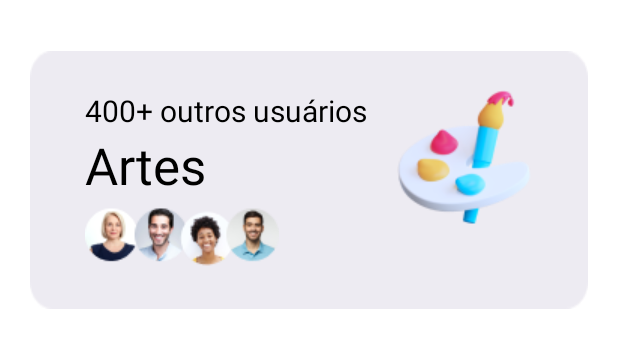
After one commit to AndreSntos/KnowU, an Android app: the layout list_item_interests.xml on its own in the app's theme, with its tools: preview values and no code run, on a phone screen of 412 x 824 dp. The commit adds this screen. Shown: the top 348 px of the screen. Run offline under Robolectric (Android 15) with nearby library versions, the phone set to English and light mode, and no system bars.

Commit message:
feat:insert screens and class about interests

```diff
--- /dev/null
+++ b/Front End/app/src/main/res/layout/list_item_interests.xml
@@ -0,0 +1,94 @@
+<?xml version="1.0" encoding="utf-8"?>
+<FrameLayout xmlns:android="http://schemas.android.com/apk/res/android"
+    xmlns:app="http://schemas.android.com/apk/res-auto"
+    android:layout_width="match_parent"
+    android:layout_height="wrap_content"
+    android:orientation="vertical">
+
+    <TextView
+        android:id="@+id/tvIdInteresses"
+        android:layout_width="wrap_content"
+        android:layout_height="wrap_content"
+        android:visibility="invisible" />
+
+    <LinearLayout
+        android:layout_width="match_parent"
+        android:layout_height="220dp"
+        android:gravity="center"
+        android:paddingTop="20dp">
+
+
+        <FrameLayout
+            android:layout_width="match_parent"
+            android:layout_height="180dp">
+
+
+
+            <LinearLayout
+                android:layout_width="wrap_content"
+                android:layout_height="172.3dp"
+                android:layout_marginLeft="20dp"
+                android:layout_marginTop="4dp"
+                android:background="@drawable/bg_texts"
+                android:gravity="center"
+                android:orientation="vertical"
+                android:id="@+id/ivBackground"
+                android:clickable="true">
+
+
+                <LinearLayout
+                    android:layout_width="wrap_content"
+                    android:layout_height="wrap_content"
+                    android:layout_margin="20dp"
+                    android:orientation="horizontal">
+
+                    <LinearLayout
+                        android:layout_width="wrap_content"
+                        android:layout_height="wrap_content"
+                        android:gravity=""
+                        android:orientation="vertical">
+
+                        <TextView
+                            android:layout_width="wrap_content"
+                            android:layout_height="wrap_content"
+                            android:text="400+ outros usuários"
+                            android:textColor="@color/black"
+                            android:textSize="20sp"
+                            android:id="@+id/tv_count_users"/>
+
+                        <TextView
+                            android:layout_width="wrap_content"
+                            android:layout_height="wrap_content"
+                            android:text="Artes"
+                            android:textColor="@color/black"
+                            android:textSize="34sp"
+                            android:id="@+id/tv_titulo_interests"/>
+
+                        <ImageView
+                            android:id="@+id/iv_user_interests"
+                            android:layout_width="wrap_content"
+                            android:layout_height="wrap_content"
+                            android:layout_marginTop="5dp"
+                            android:src="@drawable/persons_interests"
+                            />
+                    </LinearLayout>
+
+
+                    <ImageView
+                        android:layout_width="wrap_content"
+                        android:layout_height="wrap_content"
+                        android:layout_marginLeft="20dp"
+                        android:src="@drawable/art"
+                        android:id="@+id/ivFundo"/>
+
+                </LinearLayout>
+
+
+            </LinearLayout>
+
+
+        </FrameLayout>
+
+    </LinearLayout>
+
+</FrameLayout>
```
Also changed, not shown: Front End/app/src/main/java/com/example/knowu/Interesses.kt (added, +10 -0 lines), Front End/app/src/main/java/com/example/knowu/InterestsActivity.kt (+73 -1 lines), Front End/app/src/main/java/com/example/knowu/ListAdapterInterests.kt (added, +40 -0 lines), Front End/app/src/main/res/layout/activity_interests.xml (+46 -1 lines), Front End/app/src/main/res/drawable/art.png (added), Front End/app/src/main/res/drawable/music.png (added), Front End/app/src/main/res/drawable/pernson_interests_4.png (added), Front End/app/src/main/res/drawable/person_interests_2.png (added), Front End/app/src/main/res/drawable/person_interests_3.png (added), Front End/app/src/main/res/drawable/persons_interests.png (added), Front End/app/src/main/res/drawable/tecnology.png (added), Front End/app/src/main/res/drawable/winner.png (added).
